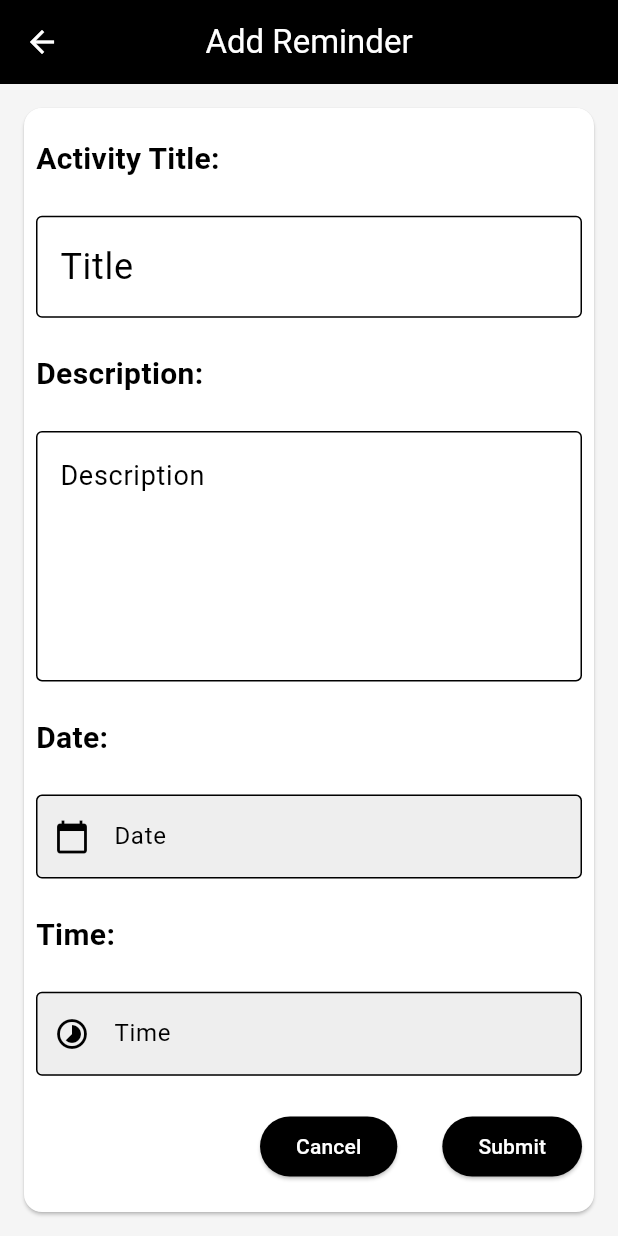
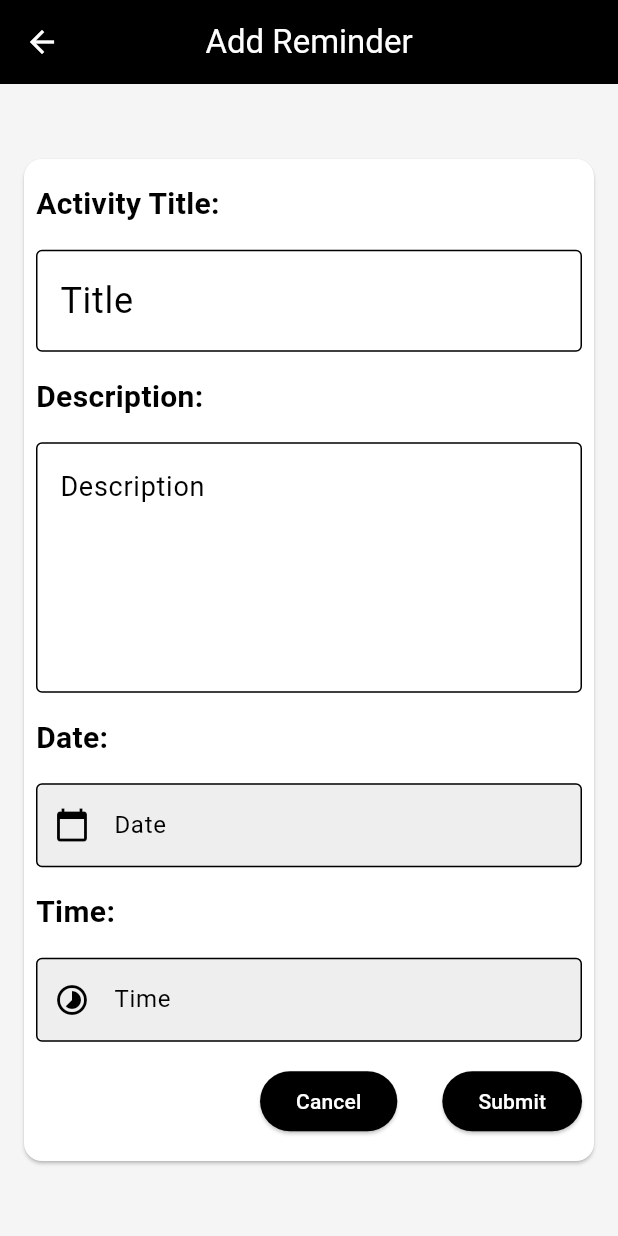
Before and after one commit to frankamale/NotePlan, a Flutter app: the screen it shows after launch, after a tap on the "add" icon, on a phone screen of 412 x 824 dp. Run offline on Flutter 3.47's test engine with Material 3 defaults, Android fonts, the phone set to English and light mode, and no system bars; our stand-ins replace flutter_local_notifications, get, hive, hive_flutter, timezone; accounts and stored records are empty.

Commit message:
first phase
first build

```diff
--- a/lib/components/forms/add_schedule.dart
+++ b/lib/components/forms/add_schedule.dart
@@ -1,33 +1,28 @@
+import 'package:flutter/cupertino.dart';
 import 'package:flutter/material.dart';
 import 'package:get/get.dart';
+import 'package:hive/hive.dart';
 import 'package:intl/intl.dart';
 import 'package:rex/components/data/schedule/schedule_controller.dart';
 import 'package:rex/components/data/schedule/schedule_data.dart';
-import 'package:hive/hive.dart';
+import 'package:flutter_local_notifications/flutter_local_notifications.dart';
+import '../../main.dart';
+import 'package:timezone/timezone.dart' as tz;
 
 class AddSchedule extends StatefulWidget {
-  const AddSchedule({Key? key}) : super(key: key);
+  const AddSchedule({super.key});
 
   @override
   State<AddSchedule> createState() => _AddScheduleState();
 }
 
 class _AddScheduleState extends State<AddSchedule> {
-  final TextEditingController _dateController = TextEditingController();
-  final TextEditingController _timeController = TextEditingController();
-  final TextEditingController _activityController = TextEditingController();
-  final TextEditingController _descriptionController = TextEditingController();
+  TextEditingController _dateController = TextEditingController();
+  TextEditingController _timeController = TextEditingController();
+  TextEditingController _activityController = TextEditingController();
+  TextEditingController _descriptionController = TextEditingController();
 
-  final ScheduleController scheduleController = Get.find();
-
-  @override
-  void dispose() {
-    _dateController.dispose();
-    _timeController.dispose();
-    _activityController.dispose();
-    _descriptionController.dispose();
-    super.dispose();
-  }
+  final schedule = ScheduleController();
 
   @override
   Widget build(BuildContext context) {
@@ -43,7 +38,9 @@ class _AddScheduleState extends State<AddSchedule> {
       ),
       body: Center(
         child: Container(
-          padding: const EdgeInsets.all(12),
+          padding: EdgeInsets.all(12),
+          height: 700,
+          width: double.infinity,
           child: Card(
             child: Padding(
               padding: const EdgeInsets.all(8.0),
@@ -95,8 +92,7 @@ class _AddScheduleState extends State<AddSchedule> {
                         labelText: "Date",
                         filled: true,
                         fillColor: Colors.grey[200],
-                      prefixIcon: const Icon(Icons.calendar_today),
-                    ),
+                        prefixIcon: const Icon(Icons.calendar_today)),
                   ),
                   const Text(
                     "Time:",
@@ -113,41 +109,38 @@ class _AddScheduleState extends State<AddSchedule> {
                         labelText: "Time",
                         filled: true,
                         fillColor: Colors.grey[200],
-                      prefixIcon: const Icon(Icons.timelapse),
-                    ),
+                        prefixIcon: const Icon(Icons.timelapse)),
                   ),
                   Row(
                     mainAxisAlignment: MainAxisAlignment.end,
                     children: [
                       ElevatedButton(
-                        style: ElevatedButton.styleFrom(
-                          backgroundColor: Colors.black,
-                        ),
+                          style: ButtonStyle(
+                              backgroundColor:
+                                  MaterialStateProperty.all(Colors.black)),
                           onPressed: () {
                             Get.back();
                           },
                           child: const Text(
                             "Cancel",
                             style: TextStyle(color: Colors.white),
-                        ),
-                      ),
+                          )),
                       const SizedBox(
                         width: 30,
                       ),
                       ElevatedButton(
-                        style: ElevatedButton.styleFrom(
-                          backgroundColor: Colors.black,
-                        ),
+                          style: ButtonStyle(
+                              backgroundColor:
+                                  MaterialStateProperty.all(Colors.black)),
                           onPressed: () {
                             addTask();
                           },
                           child: const Text(
                             "Submit",
                             style: TextStyle(color: Colors.white),
-                        ),
-                      ),
+                          )),
                     ],
-                  ),
+                  )
                 ],
               ),
             ),
@@ -162,8 +155,7 @@ class _AddScheduleState extends State<AddSchedule> {
         initialDate: DateTime.now(),
         firstDate: DateTime.now(),
         lastDate: DateTime(2030),
-      context: context,
-    );
+        context: context);
     if (picked != null) {
       setState(() {
         _dateController.text = DateFormat('yyyy-MM-dd').format(picked);
@@ -172,10 +164,8 @@ class _AddScheduleState extends State<AddSchedule> {
   }
 
   Future<void> _selectTime() async {
-    TimeOfDay? pickedTime = await showTimePicker(
-      context: context,
-      initialTime: TimeOfDay.now(),
-    );
+    TimeOfDay? pickedTime =
+        await showTimePicker(context: context, initialTime: TimeOfDay.now());
     if (pickedTime != null) {
       setState(() {
         _timeController.text = pickedTime.format(context);
@@ -184,20 +174,19 @@ class _AddScheduleState extends State<AddSchedule> {
   }
 
   Future<void> addTask() async {
-    if (_activityController.text.isNotEmpty &&
-        _dateController.text.isNotEmpty &&
-        _timeController.text.isNotEmpty) {
+    if (_activityController.text.isNotEmpty) {
       var newSchedule = ScheduleData(
         title: _activityController.text,
-        date: "${_dateController.text}  ${_timeController.text}",
+        date: '"{$_dateController.text} ${_timeController.text}"',
         description: _descriptionController.text.isEmpty
             ? "No description Found"
             : _descriptionController.text,
       );
 
-      var box = Hive.box<ScheduleData>('scheduleBox');
+      var box = Hive.box<ScheduleData>("scheduleBox");
       await box.add(newSchedule);
-      scheduleController.loadSchedule(); // Refresh the schedule
+
+      scheduleAlarm(newSchedule);
 
       ScaffoldMessenger.of(context).showSnackBar(const SnackBar(
         backgroundColor: Colors.black,
@@ -209,10 +198,33 @@ class _AddScheduleState extends State<AddSchedule> {
       ScaffoldMessenger.of(context).showSnackBar(
         const SnackBar(
           backgroundColor: Colors.black,
-          content: Text('All fields are required'),
+          content: Text('Activity field is empty'),
           duration: Duration(seconds: 4),
         ),
       );
     }
   }
+
+  void scheduleAlarm(ScheduleData schedule) {
+    final scheduledDate = DateFormat('yyyy-MM-dd HH:mm').parse(schedule.date);
+
+    flutterLocalNotificationsPlugin.zonedSchedule(
+      0,
+      'Reminder: ${schedule.title}',
+      schedule.description,
+      tz.TZDateTime.from(scheduledDate, tz.local),
+      const NotificationDetails(
+        android: AndroidNotificationDetails(
+          'Notification',
+          'Pending task',
+          channelDescription: "",
+          importance: Importance.max,
+          priority: Priority.high,
+        ),
+      ),
+      androidAllowWhileIdle: true,
+      uiLocalNotificationDateInterpretation:
+          UILocalNotificationDateInterpretation.absoluteTime,
+    );
   }
+}
--- a/lib/main.dart
+++ b/lib/main.dart
@@ -1,13 +1,20 @@
 import 'package:flutter/material.dart';
 import 'package:get/get.dart';
-import 'package:hive_flutter/adapters.dart';
-import 'package:rex/components/data/notes/notes_data.dart';
+import 'package:hive_flutter/hive_flutter.dart';
 import 'package:rex/components/data/schedule/schedule_data.dart';
-import 'package:rex/components/data/notes/notesController.dart';
-import 'package:hive/hive.dart';
 import 'package:rex/pages/1_home_page.dart';
+import 'package:flutter_local_notifications/flutter_local_notifications.dart';
+import 'components/data/notes/notesController.dart';
+import 'components/data/notes/notes_data.dart';
+import 'package:timezone/data/latest.dart' as tz;
+import 'package:timezone/timezone.dart' as tz;
+
+final FlutterLocalNotificationsPlugin flutterLocalNotificationsPlugin =
+    FlutterLocalNotificationsPlugin();
 
 void main() async {
+  WidgetsFlutterBinding.ensureInitialized();
+
   await Hive.initFlutter();
   Hive.registerAdapter(NotesDataAdapter());
   Hive.registerAdapter(ScheduleDataAdapter());
@@ -17,11 +24,24 @@ void main() async {
 
   Get.put(NotesController());
 
+  // Initialize timezone package
+  tz.initializeTimeZones();
+
+  // Initialize notifications plugin
+  const AndroidInitializationSettings initializationSettingsAndroid =
+      AndroidInitializationSettings('@mipmap/ic_launcher');
+
+  final InitializationSettings initializationSettings = InitializationSettings(
+    android: initializationSettingsAndroid,
+  );
+
+  await flutterLocalNotificationsPlugin.initialize(initializationSettings);
+
   runApp(const MyApp());
 }
 
 class MyApp extends StatelessWidget {
-  const MyApp({Key? key}) : super(key: key);
+  const MyApp({super.key});
 
   @override
   Widget build(BuildContext context) {
@@ -32,7 +52,7 @@ class MyApp extends StatelessWidget {
         splashColor: Colors.red,
         scaffoldBackgroundColor: Colors.grey[100],
         colorScheme: ColorScheme.fromSwatch().copyWith(secondary: Colors.black),
-        // useMaterial3: true, // There is no useMaterial3 in ThemeData
+        useMaterial3: true,
       ),
       home: const HomePage(),
     );
--- a/pubspec.yaml
+++ b/pubspec.yaml
@@ -48,8 +48,9 @@ dev_dependencies:
 
   build_runner: ^2.3.3
   hive_generator: ^1.1.3
-
-  # The "flutter_lints" package below contains a set of recommended lints to
+  flutter_local_notifications: ^12.0.4
+  timezone: 0.9.3
+   # The "flutter_lints" package below contains a set of recommended lints to
   # encourage good coding practices. The lint set provided by the package is
   # activated in the `analysis_options.yaml` file located at the root of your
   # package. See that file for information about deactivating specific lint
```
Also changed, not shown: pubspec.lock, 1 other file. Lines whose indentation alone changed are shown as unchanged.
